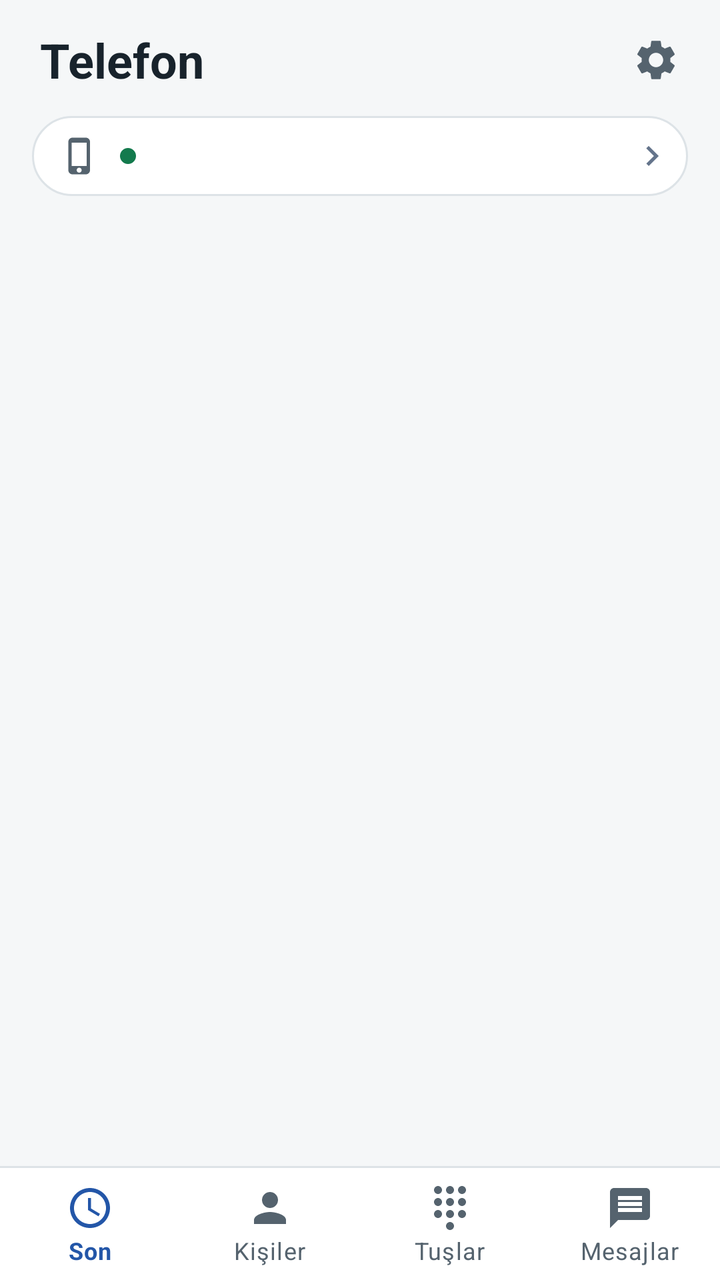
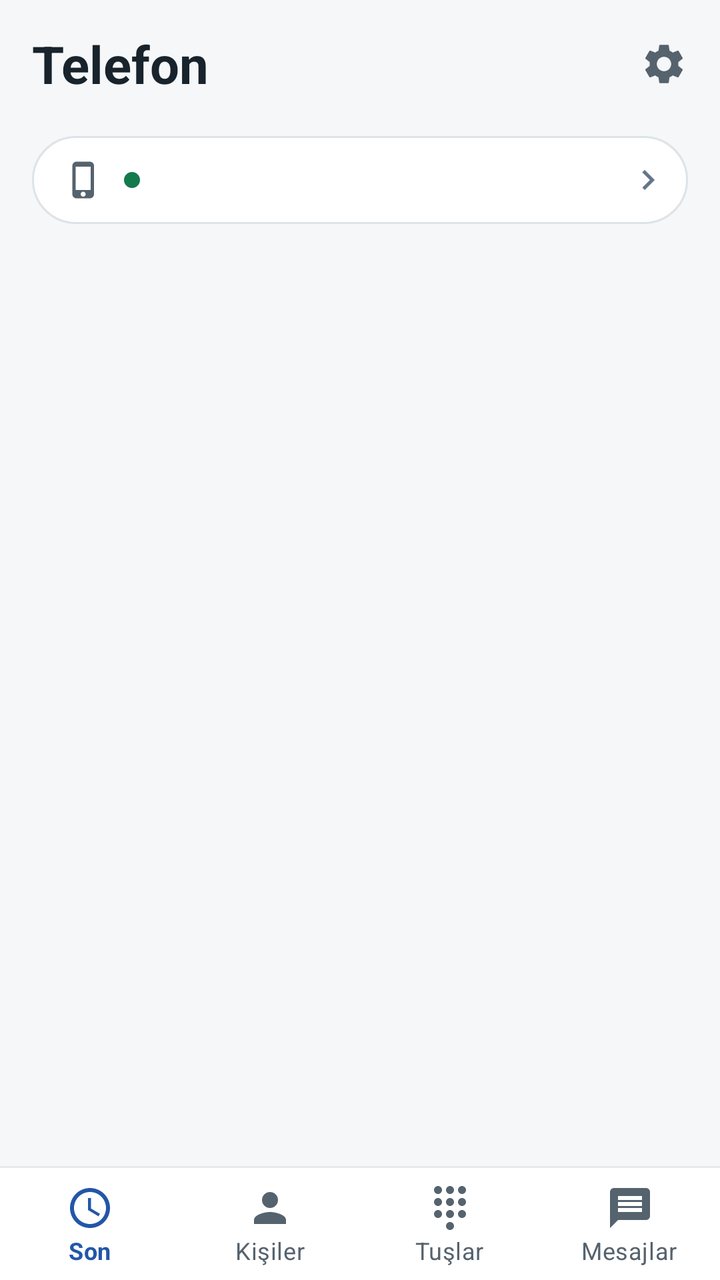

Two renders of the same Android screen: before a commit and after it. Below are the layout's source before the change and the commit's diff.
<!-- AndroidManifest.xml: application theme Theme.RedmiGateway -->
<!-- res/layout/activity_phone.xml -->
<?xml version="1.0" encoding="utf-8"?>
<LinearLayout xmlns:android="http://schemas.android.com/apk/res/android"
    xmlns:app="http://schemas.android.com/apk/res-auto"
    android:layout_width="match_parent"
    android:layout_height="match_parent"
    android:background="@color/bg_void"
    android:orientation="vertical">

    
    <LinearLayout
        android:layout_width="match_parent"
        android:layout_height="wrap_content"
        android:gravity="center_vertical"
        android:minHeight="56dp"
        android:orientation="horizontal"
        android:paddingStart="8dp"
        android:paddingTop="4dp"
        android:paddingEnd="8dp">

        <ImageButton
            android:id="@+id/phoneBack"
            android:layout_width="48dp"
            android:layout_height="48dp"
            android:background="?attr/selectableItemBackgroundBorderless"
            android:contentDescription="Mesajlara dön"
            android:src="@drawable/ic_pb_back"
            android:visibility="gone"
            app:tint="@color/text_primary" />

        <LinearLayout
            android:layout_width="0dp"
            android:layout_height="wrap_content"
            android:layout_weight="1"
            android:orientation="vertical"
            android:paddingStart="12dp"
            android:paddingEnd="8dp">

            <TextView
                android:id="@+id/phoneTitle"
                android:layout_width="match_parent"
                android:layout_height="wrap_content"
                android:ellipsize="end"
                android:maxLines="1"
                android:text="Telefon"
                android:textColor="@color/text_primary"
                android:textSize="24sp"
                android:textStyle="bold" />

            <TextView
                android:id="@+id/phoneTitleDetail"
                android:layout_width="match_parent"
                android:layout_height="wrap_content"
                android:ellipsize="end"
                android:maxLines="1"
                android:textColor="@color/text_secondary"
                android:textSize="14sp"
                android:visibility="gone" />
        </LinearLayout>

        <ImageButton
            android:id="@+id/phoneCall"
            android:layout_width="48dp"
            android:layout_height="48dp"
            android:background="?attr/selectableItemBackgroundBorderless"
            android:contentDescription="Ara"
            android:src="@drawable/ic_pb_call"
            android:visibility="gone"
            app:tint="@color/accent" />

        <ImageButton
            android:id="@+id/phoneSettings"
            android:layout_width="48dp"
            android:layout_height="48dp"
            android:background="?attr/selectableItemBackgroundBorderless"
            android:contentDescription="Ayarlar"
            android:src="@drawable/ic_pb_settings"
            app:tint="@color/text_secondary" />
    </LinearLayout>

    
    <LinearLayout
        android:id="@+id/phoneStatus"
        android:layout_width="match_parent"
        android:layout_height="wrap_content"
        android:layout_marginStart="16dp"
        android:layout_marginTop="2dp"
        android:layout_marginEnd="16dp"
        android:layout_marginBottom="6dp"
        android:background="@drawable/pb_pill"
        android:clickable="true"
        android:focusable="true"
        android:foreground="?attr/selectableItemBackground"
        android:gravity="center_vertical"
        android:minHeight="40dp"
        android:orientation="horizontal"
        android:paddingStart="14dp"
        android:paddingEnd="8dp">

        <ImageView
            android:layout_width="20dp"
            android:layout_height="20dp"
            android:importantForAccessibility="no"
            android:src="@drawable/ic_pb_iphone"
            app:tint="@color/text_secondary" />

        <View
            android:id="@+id/phoneStatusDot"
            android:layout_width="8dp"
            android:layout_height="8dp"
            android:layout_marginStart="10dp"
            android:background="@drawable/pb_dot" />

        <TextView
            android:id="@+id/phoneStatusText"
            android:layout_width="0dp"
            android:layout_height="wrap_content"
            android:layout_marginStart="8dp"
            android:layout_weight="1"
            android:ellipsize="end"
            android:maxLines="1"
            android:textColor="@color/text_primary"
            android:textSize="14sp" />

        <ImageView
            android:layout_width="20dp"
            android:layout_height="20dp"
            android:importantForAccessibility="no"
            android:src="@drawable/ic_pb_chevron"
            app:tint="@color/text_muted" />
    </LinearLayout>

    
    <com.google.android.material.card.MaterialCardView
        android:id="@+id/attentionCard"
        android:layout_width="match_parent"
        android:layout_height="wrap_content"
        android:layout_marginStart="16dp"
        android:layout_marginEnd="16dp"
        android:layout_marginBottom="8dp"
        android:visibility="gone"
        app:cardBackgroundColor="@color/pb_attention_bg"
        app:cardCornerRadius="16dp"
        app:cardElevation="0dp"
        app:strokeColor="@color/pb_attention_stroke"
        app:strokeWidth="1dp">

        <LinearLayout
            android:layout_width="match_parent"
            android:layout_height="wrap_content"
            android:gravity="center_vertical"
            android:orientation="horizontal"
            android:paddingStart="16dp"
            android:paddingTop="8dp"
            android:paddingEnd="8dp"
            android:paddingBottom="8dp">

            <TextView
                android:id="@+id/attentionText"
                android:layout_width="0dp"
                android:layout_height="wrap_content"
                android:layout_weight="1"
                android:textColor="@color/status_attention"
                android:textSize="14sp" />

            <com.google.android.material.button.MaterialButton
                android:id="@+id/attentionAction"
                style="@style/Widget.MaterialComponents.Button.TextButton"
                android:layout_width="wrap_content"
                android:layout_height="wrap_content"
                android:letterSpacing="0"
                android:minHeight="48dp"
                android:textAllCaps="false"
                android:textColor="@color/status_attention"
                android:textStyle="bold" />
        </LinearLayout>
    </com.google.android.material.card.MaterialCardView>

    
    <com.google.android.material.card.MaterialCardView
        android:id="@+id/currentCallCard"
        android:layout_width="match_parent"
        android:layout_height="wrap_content"
        android:layout_marginStart="16dp"
        android:layout_marginEnd="16dp"
        android:layout_marginBottom="8dp"
        android:visibility="gone"
        app:cardBackgroundColor="@color/pb_call_green"
        app:cardCornerRadius="16dp"
        app:cardElevation="0dp">

        <LinearLayout
            android:layout_width="match_parent"
            android:layout_height="wrap_content"
            android:gravity="center_vertical"
            android:minHeight="64dp"
            android:orientation="horizontal"
            android:paddingStart="16dp"
            android:paddingEnd="8dp">

            <ImageView
                android:layout_width="24dp"
                android:layout_height="24dp"
                android:importantForAccessibility="no"
                android:src="@drawable/ic_pb_call"
                app:tint="#FFFFFF" />

            <LinearLayout
                android:layout_width="0dp"
                android:layout_height="wrap_content"
                android:layout_marginStart="14dp"
                android:layout_weight="1"
                android:orientation="vertical">

                <TextView
                    android:id="@+id/currentCallState"
                    android:layout_width="match_parent"
                    android:layout_height="wrap_content"
                    android:text="Görüşme sürüyor"
                    android:textColor="#FFFFFF"
                    android:textSize="16sp"
                    android:textStyle="bold" />

                <TextView
                    android:id="@+id/currentCallNumber"
                    android:layout_width="match_parent"
                    android:layout_height="wrap_content"
                    android:ellipsize="end"
                    android:maxLines="1"
                    android:textColor="#E6FFFFFF"
                    android:textSize="14sp" />
            </LinearLayout>

            <com.google.android.material.button.MaterialButton
                android:id="@+id/openCurrentCall"
                style="@style/Widget.MaterialComponents.Button.TextButton"
                android:layout_width="wrap_content"
                android:layout_height="wrap_content"
                android:minHeight="48dp"
                android:letterSpacing="0"
                android:text="Aç"
                android:textAllCaps="false"
                android:textColor="#FFFFFF"
                android:textSize="16sp" />
        </LinearLayout>
    </com.google.android.material.card.MaterialCardView>

    <FrameLayout
        android:id="@+id/phoneContent"
        android:layout_width="match_parent"
        android:layout_height="0dp"
        android:layout_weight="1" />

    <View
        android:id="@+id/phoneNavDivider"
        android:layout_width="match_parent"
        android:layout_height="1dp"
        android:background="@color/border_subtle" />

    <com.google.android.material.bottomnavigation.BottomNavigationView
        android:id="@+id/phoneNav"
        android:layout_width="match_parent"
        android:layout_height="wrap_content"
        android:background="@color/bg_card"
        app:elevation="0dp"
        app:itemIconTint="@color/pb_nav_item"
        app:itemTextColor="@color/pb_nav_item"
        app:labelVisibilityMode="labeled"
        app:menu="@menu/phone_tabs" />
</LinearLayout>
<!-- resources referenced by this layout -->
<resources>
  <color name="accent">#2356A8</color>
  <color name="bg_card">#FFFFFF</color>
  <color name="bg_void">#F5F7F8</color>
  <color name="border_subtle">#DDE3E7</color>
  <color name="pb_attention_bg">#FFF6E5</color>
  <color name="pb_attention_stroke">#F0D9A8</color>
  <color name="pb_call_green">#1E9E4F</color>
  <color name="status_attention">#945D00</color>
  <color name="text_muted">#64748B</color>
  <color name="text_primary">#18232C</color>
  <color name="text_secondary">#55636E</color>
  <!-- drawable ic_pb_back (drawable) -->
  <?xml version="1.0" encoding="utf-8"?>
  <vector xmlns:android="http://schemas.android.com/apk/res/android"
      android:width="24dp"
      android:height="24dp"
      android:viewportWidth="24"
      android:viewportHeight="24">
      <path
          android:fillColor="#FF000000"
          android:pathData="M20,11H7.83l5.59,-5.59L12,4l-8,8 8,8 1.41,-1.41L7.83,13H20v-2z" />
  </vector>
  <!-- drawable ic_pb_call (drawable) -->
  <?xml version="1.0" encoding="utf-8"?>
  <vector xmlns:android="http://schemas.android.com/apk/res/android"
      android:width="24dp"
      android:height="24dp"
      android:viewportWidth="24"
      android:viewportHeight="24">
      <path
          android:fillColor="#FF000000"
          android:pathData="M6.62,10.79c1.44,2.83 3.76,5.14 6.59,6.59l2.2,-2.2c0.27,-0.27 0.67,-0.36 1.02,-0.24 1.12,0.37 2.33,0.57 3.57,0.57 0.55,0 1,0.45 1,1V20c0,0.55 -0.45,1 -1,1 -9.39,0 -17,-7.61 -17,-17 0,-0.55 0.45,-1 1,-1h3.5c0.55,0 1,0.45 1,1 0,1.25 0.2,2.45 0.57,3.57 0.11,0.35 0.03,0.74 -0.25,1.02l-2.2,2.2z" />
  </vector>
  <!-- drawable ic_pb_chevron (drawable) -->
  <?xml version="1.0" encoding="utf-8"?>
  <vector xmlns:android="http://schemas.android.com/apk/res/android"
      android:width="24dp"
      android:height="24dp"
      android:viewportWidth="24"
      android:viewportHeight="24">
      <path
          android:fillColor="#FF000000"
          android:pathData="M10,6L8.59,7.41 13.17,12l-4.58,4.59L10,18l6,-6z" />
  </vector>
  <!-- drawable ic_pb_iphone (drawable) -->
  <?xml version="1.0" encoding="utf-8"?>
  <vector xmlns:android="http://schemas.android.com/apk/res/android"
      android:width="24dp"
      android:height="24dp"
      android:viewportWidth="24"
      android:viewportHeight="24">
      <path
          android:fillColor="#FF000000"
          android:pathData="M15.5,1h-8C6.12,1 5,2.12 5,3.5v17C5,21.88 6.12,23 7.5,23h8c1.38,0 2.5,-1.12 2.5,-2.5v-17C18,2.12 16.88,1 15.5,1zM11.5,22c-0.83,0 -1.5,-0.67 -1.5,-1.5s0.67,-1.5 1.5,-1.5 1.5,0.67 1.5,1.5 -0.67,1.5 -1.5,1.5zM16,18H7V4h9v14z" />
  </vector>
  <!-- drawable pb_dot (drawable) -->
  <?xml version="1.0" encoding="utf-8"?>
  <shape xmlns:android="http://schemas.android.com/apk/res/android" android:shape="oval">
      <solid android:color="@color/status_good" />
  </shape>
  <!-- drawable pb_pill (drawable) -->
  <?xml version="1.0" encoding="utf-8"?>
  <shape xmlns:android="http://schemas.android.com/apk/res/android" android:shape="rectangle">
      <solid android:color="@color/bg_card" />
      <stroke android:width="1dp" android:color="@color/border_subtle" />
      <corners android:radius="20dp" />
  </shape>
  <color name="status_good">#137A4D</color>
  <!-- unchanged entries left out for length: 2 -->
</resources>

<!-- the commit's change to res/layout/activity_phone.xml (unified diff, before → after) -->
@@ -11,11 +11,10 @@
         android:layout_width="match_parent"
         android:layout_height="wrap_content"
         android:gravity="center_vertical"
-        android:minHeight="56dp"
+        android:minHeight="64dp"
         android:orientation="horizontal"
-        android:paddingStart="8dp"
-        android:paddingTop="4dp"
-        android:paddingEnd="8dp">
+        android:paddingStart="4dp"
+        android:paddingEnd="4dp">
 
         <ImageButton
             android:id="@+id/phoneBack"
@@ -43,13 +42,14 @@
                 android:maxLines="1"
                 android:text="Telefon"
                 android:textColor="@color/text_primary"
-                android:textSize="24sp"
+                android:textSize="26sp"
                 android:textStyle="bold" />
 
             <TextView
                 android:id="@+id/phoneTitleDetail"
                 android:layout_width="match_parent"
                 android:layout_height="wrap_content"
+                android:layout_marginTop="1dp"
                 android:ellipsize="end"
                 android:maxLines="1"
                 android:textColor="@color/text_secondary"
@@ -83,18 +83,18 @@
         android:layout_width="match_parent"
         android:layout_height="wrap_content"
         android:layout_marginStart="16dp"
-        android:layout_marginTop="2dp"
+        android:layout_marginTop="4dp"
         android:layout_marginEnd="16dp"
-        android:layout_marginBottom="6dp"
+        android:layout_marginBottom="10dp"
         android:background="@drawable/pb_pill"
         android:clickable="true"
         android:focusable="true"
         android:foreground="?attr/selectableItemBackground"
         android:gravity="center_vertical"
-        android:minHeight="40dp"
+        android:minHeight="44dp"
         android:orientation="horizontal"
-        android:paddingStart="14dp"
-        android:paddingEnd="8dp">
+        android:paddingStart="16dp"
+        android:paddingEnd="10dp">
 
         <ImageView
             android:layout_width="20dp"
@@ -136,10 +136,10 @@
         android:layout_height="wrap_content"
         android:layout_marginStart="16dp"
         android:layout_marginEnd="16dp"
-        android:layout_marginBottom="8dp"
+        android:layout_marginBottom="10dp"
         android:visibility="gone"
         app:cardBackgroundColor="@color/pb_attention_bg"
-        app:cardCornerRadius="16dp"
+        app:cardCornerRadius="18dp"
         app:cardElevation="0dp"
         app:strokeColor="@color/pb_attention_stroke"
         app:strokeWidth="1dp">
@@ -182,17 +182,17 @@
         android:layout_height="wrap_content"
         android:layout_marginStart="16dp"
         android:layout_marginEnd="16dp"
-        android:layout_marginBottom="8dp"
+        android:layout_marginBottom="10dp"
         android:visibility="gone"
         app:cardBackgroundColor="@color/pb_call_green"
-        app:cardCornerRadius="16dp"
+        app:cardCornerRadius="18dp"
         app:cardElevation="0dp">
 
         <LinearLayout
             android:layout_width="match_parent"
             android:layout_height="wrap_content"
             android:gravity="center_vertical"
-            android:minHeight="64dp"
+            android:minHeight="72dp"
             android:orientation="horizontal"
             android:paddingStart="16dp"
             android:paddingEnd="8dp">
@@ -254,7 +254,7 @@
         android:id="@+id/phoneNavDivider"
         android:layout_width="match_parent"
         android:layout_height="1dp"
-        android:background="@color/border_subtle" />
+        android:background="@color/pb_divider" />
 
     <com.google.android.material.bottomnavigation.BottomNavigationView
         android:id="@+id/phoneNav"
@@ -262,7 +262,11 @@
         android:layout_height="wrap_content"
         android:background="@color/bg_card"
         app:elevation="0dp"
+        app:itemHorizontalTranslationEnabled="false"
+        app:itemIconSize="24dp"
         app:itemIconTint="@color/pb_nav_item"
+        app:itemTextAppearanceActive="@style/TextAppearance.RedmiGateway.NavLabel.Active"
+        app:itemTextAppearanceInactive="@style/TextAppearance.RedmiGateway.NavLabel"
         app:itemTextColor="@color/pb_nav_item"
         app:labelVisibilityMode="labeled"
         app:menu="@menu/phone_tabs" />
<!-- resource entries referenced after the edit -->
@@ -7,6 +7,7 @@
   <color name="pb_attention_bg">#FFF6E5</color>
   <color name="pb_attention_stroke">#F0D9A8</color>
   <color name="pb_call_green">#1E9E4F</color>
+  <color name="pb_divider">#E6EAEE</color>
   <color name="status_attention">#945D00</color>
   <color name="text_muted">#64748B</color>
   <color name="text_primary">#18232C</color>
@@ -62,11 +63,24 @@
   </shape>
   <!-- drawable pb_pill (drawable) -->
   <?xml version="1.0" encoding="utf-8"?>
-  <shape xmlns:android="http://schemas.android.com/apk/res/android" android:shape="rectangle">
+  <shape xmlns:android="http://schemas.android.com/apk/res/android"
+      android:shape="rectangle">
       <solid android:color="@color/bg_card" />
-      <stroke android:width="1dp" android:color="@color/border_subtle" />
-      <corners android:radius="20dp" />
+      <stroke
+          android:width="1dp"
+          android:color="@color/border_subtle" />
+      <corners android:radius="22dp" />
   </shape>
+  <style name="TextAppearance.RedmiGateway.NavLabel" parent="TextAppearance.MaterialComponents.Caption">
+          <item name="android:textSize">12sp</item>
+          <item name="android:letterSpacing">0.015</item>
+          <item name="android:textStyle">normal</item>
+      </style>
+  <style name="TextAppearance.RedmiGateway.NavLabel.Active">
+          <item name="android:textSize">12sp</item>
+          <item name="android:letterSpacing">0.015</item>
+          <item name="android:textStyle">bold</item>
+      </style>
   <color name="status_good">#137A4D</color>
   <!-- unchanged entries left out for length: 2 -->
 </resources>
